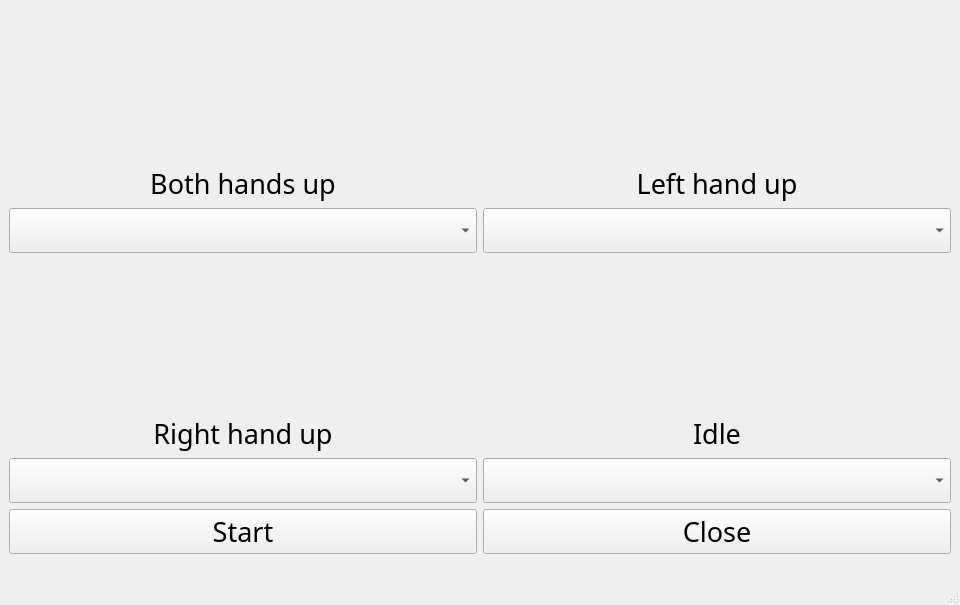
Above: pose_setting.ui from taisuke55/CSCI4250_GroupProject before the change. Below: the same form after it.
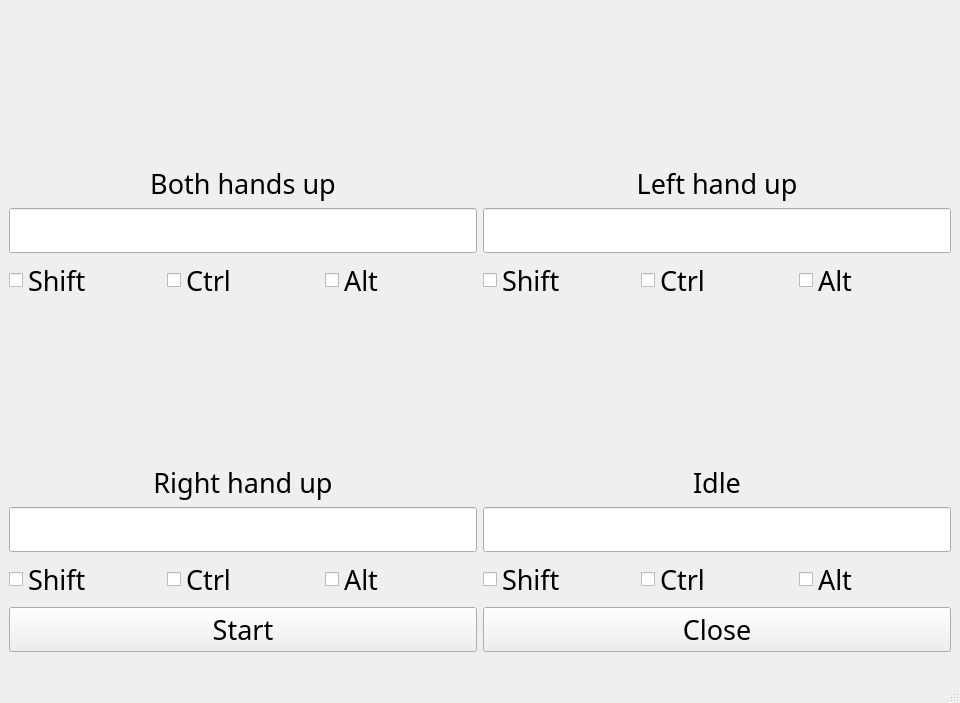
That is the form after the change.

Commit message: add key setting

Patch:
```diff
--- a/pose_setting.ui
+++ b/pose_setting.ui
@@ -57,7 +57,36 @@
          </widget>
         </item>
         <item>
-         <widget class="QComboBox" name="comboBox_Both_hands_up"/>
+         <widget class="QLineEdit" name="keyEdit_Both_hands_up">
+          <property name="alignment">
+           <set>Qt::AlignCenter</set>
+          </property>
+         </widget>
+        </item>
+        <item>
+         <layout class="QHBoxLayout" name="layout_both_mods">
+          <item>
+           <widget class="QCheckBox" name="checkShift_Both">
+            <property name="text">
+             <string>Shift</string>
+            </property>
+           </widget>
+          </item>
+          <item>
+           <widget class="QCheckBox" name="checkCtrl_Both">
+            <property name="text">
+             <string>Ctrl</string>
+            </property>
+           </widget>
+          </item>
+          <item>
+           <widget class="QCheckBox" name="checkAlt_Both">
+            <property name="text">
+             <string>Alt</string>
+            </property>
+           </widget>
+          </item>
+         </layout>
         </item>
        </layout>
       </item>
@@ -90,7 +119,36 @@
          </widget>
         </item>
         <item>
-         <widget class="QComboBox" name="comboBox_Left_hand_up"/>
+         <widget class="QLineEdit" name="keyEdit_Left_hand_up">
+          <property name="alignment">
+           <set>Qt::AlignCenter</set>
+          </property>
+         </widget>
+        </item>
+        <item>
+         <layout class="QHBoxLayout" name="layout_left_mods">
+          <item>
+           <widget class="QCheckBox" name="checkShift_Left">
+            <property name="text">
+             <string>Shift</string>
+            </property>
+           </widget>
+          </item>
+          <item>
+           <widget class="QCheckBox" name="checkCtrl_Left">
+            <property name="text">
+             <string>Ctrl</string>
+            </property>
+           </widget>
+          </item>
+          <item>
+           <widget class="QCheckBox" name="checkAlt_Left">
+            <property name="text">
+             <string>Alt</string>
+            </property>
+           </widget>
+          </item>
+         </layout>
         </item>
        </layout>
       </item>
@@ -123,7 +181,36 @@
          </widget>
         </item>
         <item>
-         <widget class="QComboBox" name="comboBox_Right_hand_up"/>
+         <widget class="QLineEdit" name="keyEdit_Right_hand_up">
+          <property name="alignment">
+           <set>Qt::AlignCenter</set>
+          </property>
+         </widget>
+        </item>
+        <item>
+         <layout class="QHBoxLayout" name="layout_right_mods">
+          <item>
+           <widget class="QCheckBox" name="checkShift_Right">
+            <property name="text">
+             <string>Shift</string>
+            </property>
+           </widget>
+          </item>
+          <item>
+           <widget class="QCheckBox" name="checkCtrl_Right">
+            <property name="text">
+             <string>Ctrl</string>
+            </property>
+           </widget>
+          </item>
+          <item>
+           <widget class="QCheckBox" name="checkAlt_Right">
+            <property name="text">
+             <string>Alt</string>
+            </property>
+           </widget>
+          </item>
+         </layout>
         </item>
        </layout>
       </item>
@@ -156,7 +243,36 @@
          </widget>
         </item>
         <item>
-         <widget class="QComboBox" name="comboBox_Idle"/>
+         <widget class="QLineEdit" name="keyEdit_Idle">
+          <property name="alignment">
+           <set>Qt::AlignCenter</set>
+          </property>
+         </widget>
+        </item>
+        <item>
+         <layout class="QHBoxLayout" name="layout_idle_mods">
+          <item>
+           <widget class="QCheckBox" name="checkShift_Idle">
+            <property name="text">
+             <string>Shift</string>
+            </property>
+           </widget>
+          </item>
+          <item>
+           <widget class="QCheckBox" name="checkCtrl_Idle">
+            <property name="text">
+             <string>Ctrl</string>
+            </property>
+           </widget>
+          </item>
+          <item>
+           <widget class="QCheckBox" name="checkAlt_Idle">
+            <property name="text">
+             <string>Alt</string>
+            </property>
+           </widget>
+          </item>
+         </layout>
         </item>
        </layout>
       </item>
```
Left out of the diff: 11 changed lines with no effect on the pictures. The commit also changes 3 other files.
